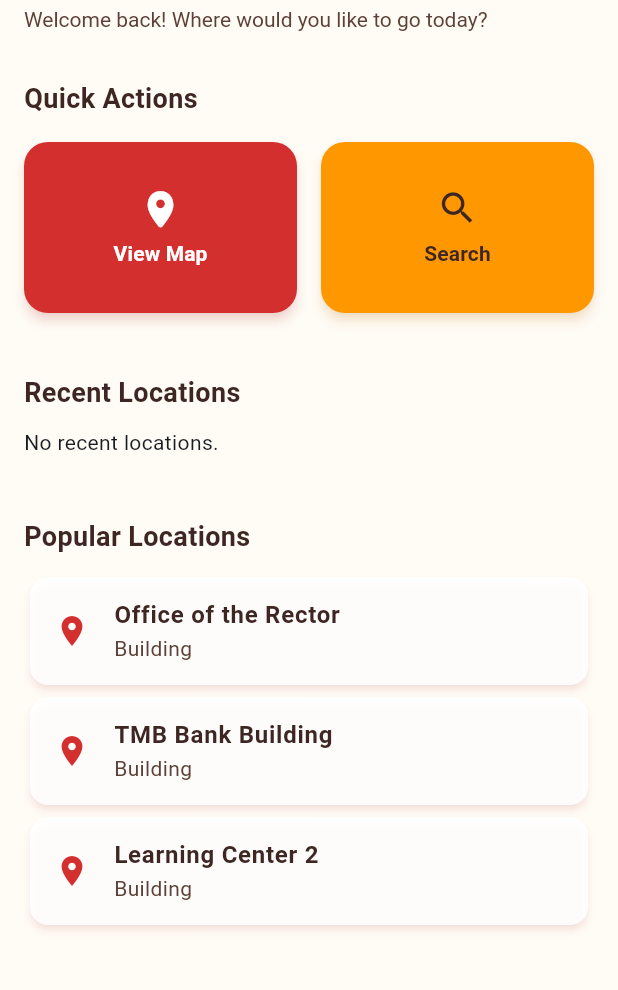
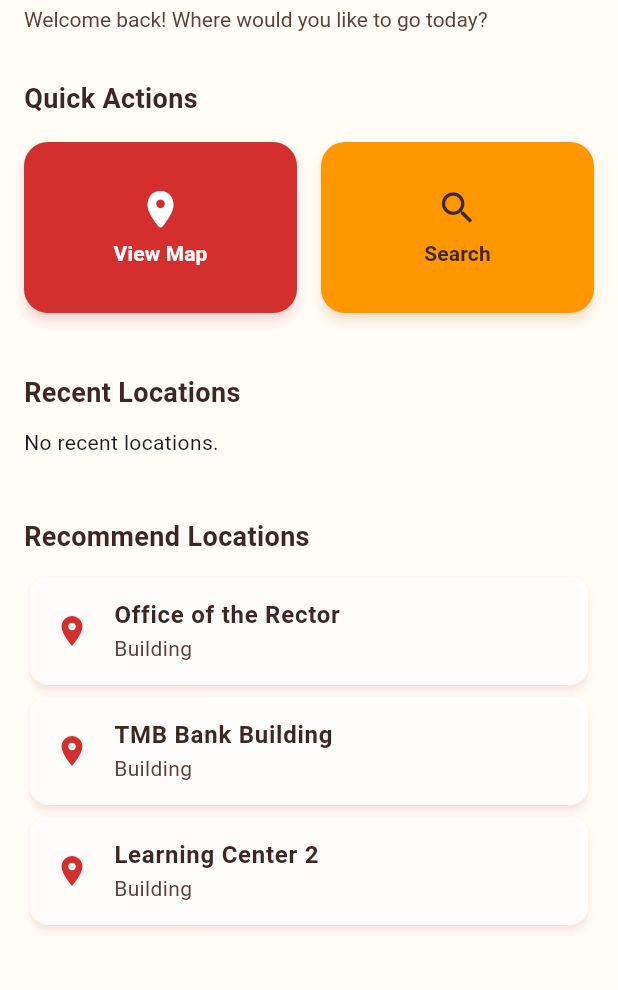
Before and after one commit to 6610685346/tu_world_map_app, a Flutter app: the HomeScreen screen opened directly with empty values, on a phone screen of 412 x 824 dp, the part 80-1070 px from its top. Run offline on Flutter 3.47's test engine with Material 3 defaults, Android fonts, the phone set to English and light mode, and no system bars; our stand-ins replace flutter_map, geolocator, latlong2, shared_preferences; accounts and stored records are empty.

Commit message:
change ui from popular locations to recommend locations

```diff
--- a/lib/screens/home_screen.dart
+++ b/lib/screens/home_screen.dart
@@ -168,7 +168,7 @@ class _HomeScreenState extends State<HomeScreen> {
                 const SizedBox(height: 40),
 
                 const Text(
-                  "Popular Locations",
+                  "Recommend Locations",
                   style: TextStyle(
                     fontSize: 18,
                     fontWeight: FontWeight.bold,
@@ -239,7 +239,7 @@ class _RecentLocationsSectionState extends State<RecentLocationsSection> {
   }
 }
 
-// Popular Location
+// Recommend Location
 class PopularLocationsSection extends StatefulWidget {
   final Function(int) onTabChange;
 
```
